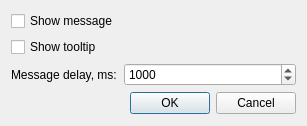
Above: src/plugins/General/statusicon/settingsdialog.ui from ksv1986/qmmp-staging before the change. Below: the same form after it.
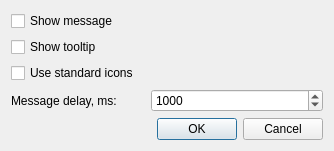
That is the form after the change.

Commit message: status icon plugin: added standard icons support

```diff
--- a/src/plugins/General/statusicon/settingsdialog.ui
+++ b/src/plugins/General/statusicon/settingsdialog.ui
@@ -1,35 +1,35 @@
 <ui version="4.0" >
  <class>SettingsDialog</class>
- <widget class="QDialog" name="SettingsDialog" >
-  <property name="geometry" >
+ <widget class="QDialog" name="SettingsDialog">
+  <property name="geometry">
    <rect>
     <x>0</x>
     <y>0</y>
     <width>278</width>
-    <height>126</height>
+    <height>146</height>
    </rect>
   </property>
   <property name="windowTitle" >
    <string>Status Icon Plugin Settings</string>
   </property>
-  <layout class="QGridLayout" name="gridLayout" >
-   <item row="0" column="0" >
-    <widget class="QCheckBox" name="messageCheckBox" >
-     <property name="text" >
+  <layout class="QGridLayout" name="gridLayout">
+   <item row="0" column="0" colspan="2">
+    <widget class="QCheckBox" name="messageCheckBox">
+     <property name="text">
       <string>Show message</string>
      </property>
     </widget>
    </item>
-   <item row="1" column="0" >
-    <widget class="QCheckBox" name="toolTipCheckBox" >
-     <property name="text" >
+   <item row="1" column="0" rowspan="2" colspan="2">
+    <widget class="QCheckBox" name="toolTipCheckBox">
+     <property name="text">
       <string>Show tooltip</string>
      </property>
     </widget>
    </item>
-   <item row="2" column="0" >
-    <widget class="QLabel" name="label_3" >
-     <property name="text" >
+   <item row="4" column="0" colspan="2">
+    <widget class="QLabel" name="label_3">
+     <property name="text">
       <string>Message delay, ms:</string>
      </property>
      <property name="alignment" >
@@ -37,9 +37,9 @@
      </property>
     </widget>
    </item>
-   <item row="2" column="1" colspan="2" >
-    <widget class="QSpinBox" name="messageDelaySpinBox" >
-     <property name="minimum" >
+   <item row="4" column="2" colspan="2">
+    <widget class="QSpinBox" name="messageDelaySpinBox">
+     <property name="minimum">
       <number>100</number>
      </property>
      <property name="maximum" >
@@ -53,7 +53,7 @@
      </property>
     </widget>
    </item>
-   <item row="3" column="0" colspan="2" >
+   <item row="5" column="0" colspan="3">
     <spacer>
      <property name="orientation" >
       <enum>Qt::Horizontal</enum>
@@ -66,10 +66,10 @@
      </property>
     </spacer>
    </item>
-   <item row="3" column="2" >
-    <widget class="QDialogButtonBox" name="buttonBox" >
-     <property name="sizePolicy" >
-      <sizepolicy vsizetype="Fixed" hsizetype="Maximum" >
+   <item row="5" column="3">
+    <widget class="QDialogButtonBox" name="buttonBox">
+     <property name="sizePolicy">
+      <sizepolicy hsizetype="Maximum" vsizetype="Fixed">
        <horstretch>0</horstretch>
        <verstretch>0</verstretch>
       </sizepolicy>
@@ -79,6 +79,13 @@
      </property>
     </widget>
    </item>
+   <item row="3" column="0">
+    <widget class="QCheckBox" name="standardIconsCheckBox">
+     <property name="text">
+      <string>Use standard icons</string>
+     </property>
+    </widget>
+   </item>
   </layout>
  </widget>
  <resources/>
```
Left out of the diff: 27 changed lines with no effect on the pictures. The commit also changes 11 other files.
